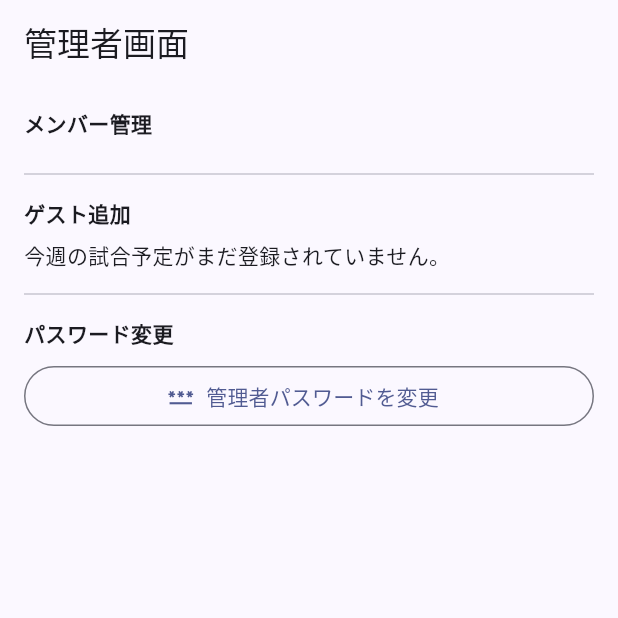
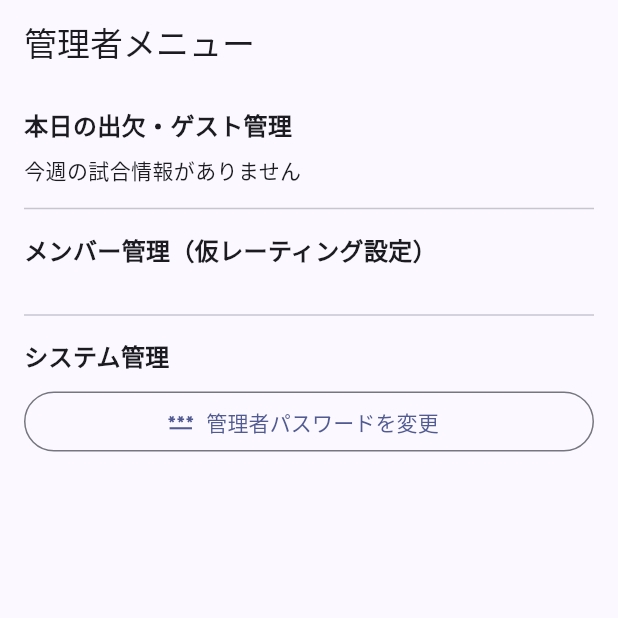
Before and after one commit to locotribe/hgl-order-sheet, a Flutter app: the AdminScreen screen opened directly, on a phone screen of 412 x 824 dp, the top half of it. Run offline on Flutter 3.47's test engine with Material 3 defaults, Android fonts, the phone set to English and light mode, and no system bars; our stand-ins replace cloud_firestore, firebase_core; missing offline and left inert: dart:js_interop; accounts and stored records are empty; generated files the repository leaves out were written again.

Commit message:
feat: オーダー自動編成アルゴリズムと管理者機能の拡充
- A-1: 出場上限、ペア制限、先攻後攻のリーグ規定を遵守する自動編成ロジックの実装
- B-5: 管理者画面からのゲスト追加・削除機能の実装
- B-6: 新規メンバーの仮レート手入力に対する入力バリデーションの追加
- 管理者画面から既存メンバーの出欠ステータスを強制的に切り替える機能を追加
- 自動編成アルゴリズムに対する単体テスト（3名ケース、規定違反ゼロの検証等）の追加

```diff
--- a/lib/screens/admin_screen.dart
+++ b/lib/screens/admin_screen.dart
@@ -1,13 +1,15 @@
+// [修正] 管理者機能（メンバーの出欠手動切り替え追加） (v.1.2)
 import 'package:flutter/material.dart';
-
+import '../models/guest.dart';
 import '../models/player.dart';
 import '../models/week.dart';
+import '../models/attendance.dart';
 import '../services/repositories/config_repository.dart';
 import '../services/repositories/guest_repository.dart';
 import '../services/repositories/player_repository.dart';
 import '../services/repositories/week_repository.dart';
+import '../services/repositories/attendance_repository.dart';
 
-/// 画面4：管理者画面 — SPEC.md §4
 class AdminScreen extends StatefulWidget {
   const AdminScreen({super.key});
 
@@ -20,19 +22,30 @@ class _AdminScreenState extends State<AdminScreen> {
   final _guestRepository = GuestRepository();
   final _weekRepository = WeekRepository();
   final _configRepository = ConfigRepository();
+  final _attendanceRepository = AttendanceRepository();
 
   Future<void> _editManualRating(Player player) async {
     final controller = TextEditingController(
       text: (player.manualRating ?? player.rating).toString(),
     );
+    final formKey = GlobalKey<FormState>();
+
     final result = await showDialog<double>(
       context: context,
       builder: (context) => AlertDialog(
-        title: Text('${player.kanjiName} のレート手入力'),
-        content: TextField(
+        title: Text('${player.kanjiName} のレーティング手入力'),
+        content: Form(
+          key: formKey,
+          child: TextFormField(
             controller: controller,
             keyboardType: const TextInputType.numberWithOptions(decimal: true),
-          decoration: const InputDecoration(labelText: 'レート'),
+            decoration: const InputDecoration(labelText: '仮レーティング'),
+            validator: (v) {
+              if (v == null || v.trim().isEmpty) return 'レーティングを入力してください';
+              if (double.tryParse(v) == null) return '数値を正しく入力してください';
+              return null;
+            },
+          ),
         ),
         actions: [
           TextButton(
@@ -41,7 +54,8 @@ class _AdminScreenState extends State<AdminScreen> {
           ),
           FilledButton(
             onPressed: () {
-              final value = double.tryParse(controller.text);
+              if (!formKey.currentState!.validate()) return;
+              final value = double.parse(controller.text);
               Navigator.of(context).pop(value);
             },
             child: const Text('保存'),
@@ -49,6 +63,7 @@ class _AdminScreenState extends State<AdminScreen> {
         ],
       ),
     );
+
     if (result == null) return;
     await _playerRepository.setManualRating(
       playerId: player.id,
@@ -60,10 +75,11 @@ class _AdminScreenState extends State<AdminScreen> {
     final nameController = TextEditingController();
     final ratingController = TextEditingController();
     final formKey = GlobalKey<FormState>();
+
     final confirmed = await showDialog<bool>(
       context: context,
       builder: (context) => AlertDialog(
-        title: const Text('ゲスト追加（その日限り）'),
+        title: const Text('ゲスト追加'),
         content: Form(
           key: formKey,
           child: Column(
@@ -77,14 +93,10 @@ class _AdminScreenState extends State<AdminScreen> {
               ),
               TextFormField(
                 controller: ratingController,
-                keyboardType: const TextInputType.numberWithOptions(
-                  decimal: true,
-                ),
-                decoration: const InputDecoration(labelText: 'レート（必須）'),
+                keyboardType: const TextInputType.numberWithOptions(decimal: true),
+                decoration: const InputDecoration(labelText: 'レーティング'),
                 validator: (v) {
-                  if (v == null || double.tryParse(v) == null) {
-                    return 'レートを数値で入力してください';
-                  }
+                  if (v == null || double.tryParse(v) == null) return '正しい数値を入力してください';
                   return null;
                 },
               ),
@@ -106,6 +118,7 @@ class _AdminScreenState extends State<AdminScreen> {
         ],
       ),
     );
+
     if (confirmed != true) return;
     await _guestRepository.add(
       weekId: week.id,
@@ -132,79 +145,139 @@ class _AdminScreenState extends State<AdminScreen> {
           ),
           FilledButton(
             onPressed: () => Navigator.of(context).pop(true),
-            child: const Text('変更する'),
+            child: const Text('変更'),
           ),
         ],
       ),
     );
+
     if (confirmed != true || controller.text.isEmpty) return;
     await _configRepository.changePassword(controller.text);
     if (mounted) {
-      ScaffoldMessenger.of(
-        context,
-      ).showSnackBar(const SnackBar(content: Text('パスワードを変更しました')));
+      ScaffoldMessenger.of(context).showSnackBar(const SnackBar(content: Text('パスワードを変更しました')));
     }
   }
 
   @override
   Widget build(BuildContext context) {
     return Scaffold(
-      appBar: AppBar(title: const Text('管理者画面')),
-      body: ListView(
+      appBar: AppBar(title: const Text('管理者メニュー')),
+      body: StreamBuilder<Week?>(
+        stream: _weekRepository.watchCurrentWeek(),
+        builder: (context, weekSnap) {
+          final week = weekSnap.data;
+
+          return StreamBuilder<List<Player>>(
+            stream: _playerRepository.watchAll(),
+            builder: (context, playersSnap) {
+              final players = playersSnap.data ?? [];
+
+              return ListView(
                 padding: const EdgeInsets.all(16),
                 children: [
-          const Text('メンバー管理', style: TextStyle(fontWeight: FontWeight.bold)),
+                  const Text('本日の出欠・ゲスト管理', style: TextStyle(fontWeight: FontWeight.bold, fontSize: 16)),
                   const SizedBox(height: 8),
-          StreamBuilder<List<Player>>(
-            stream: _playerRepository.watchAll(),
-            builder: (context, snap) {
-              final players = snap.data ?? [];
-              return Column(
+                  if (week == null)
+                    const Text('今週の試合情報がありません')
+                  else ...[
+                    StreamBuilder<List<Attendance>>(
+                      stream: _attendanceRepository.watchAll(week.id),
+                      builder: (context, attSnap) {
+                        final attendance = attSnap.data ?? [];
+                        final presentIds = attendance.where((a) => a.present).map((a) => a.playerId).toSet();
+
+                        return Card(
+                          child: Column(
+                            children: [
+                              for (final p in players)
+                                SwitchListTile(
+                                  title: Text(p.kanjiName),
+                                  subtitle: Text(
+                                    presentIds.contains(p.id) ? '参加' : '未参加',
+                                    style: TextStyle(color: presentIds.contains(p.id) ? Colors.green : Colors.grey),
+                                  ),
+                                  value: presentIds.contains(p.id),
+                                  onChanged: (val) {
+                                    _attendanceRepository.setPresent(
+                                      weekId: week.id,
+                                      playerId: p.id,
+                                      present: val,
+                                    );
+                                  },
+                                ),
+                            ],
+                          ),
+                        );
+                      },
+                    ),
+                    const SizedBox(height: 16),
+                    FilledButton.icon(
+                      icon: const Icon(Icons.person_add),
+                      label: const Text('本日のゲストを追加'),
+                      onPressed: () => _addGuest(week),
+                    ),
+                    const SizedBox(height: 8),
+                    StreamBuilder<List<Guest>>(
+                      stream: _guestRepository.watchAll(week.id),
+                      builder: (context, guestSnap) {
+                        final guests = guestSnap.data ?? [];
+                        if (guests.isEmpty) return const SizedBox.shrink();
+                        return Card(
+                          child: Column(
+                            children: [
+                              for (final g in guests)
+                                ListTile(
+                                  leading: const Icon(Icons.person_outline),
+                                  title: Text(g.name),
+                                  subtitle: Text('レーティング: ${g.rating.toStringAsFixed(2)}'),
+                                  trailing: IconButton(
+                                    icon: const Icon(Icons.delete, color: Colors.red),
+                                    onPressed: () => _guestRepository.remove(weekId: week.id, guestId: g.id),
+                                  ),
+                                ),
+                            ],
+                          ),
+                        );
+                      },
+                    ),
+                  ],
+                  const Divider(height: 32),
+                  const Text('メンバー管理（仮レーティング設定）', style: TextStyle(fontWeight: FontWeight.bold, fontSize: 16)),
+                  const SizedBox(height: 8),
+                  Card(
+                    child: Column(
                       children: [
                         for (final p in players)
                           ListTile(
                             title: Text(p.kanjiName),
                             subtitle: Text(
                               p.isProvisional
-                            ? '暫定レート: ${p.effectiveStats01.toStringAsFixed(2)}'
-                            : 'レート: ${p.rating.toStringAsFixed(2)}',
+                                  ? '仮レーティング: ${p.effectiveStats01.toStringAsFixed(2)}'
+                                  : 'レーティング: ${p.rating.toStringAsFixed(2)}',
                             ),
                             trailing: IconButton(
                               icon: const Icon(Icons.edit),
-                        tooltip: 'レート手入力',
+                              tooltip: 'レーティングを手入力',
                               onPressed: () => _editManualRating(p),
                             ),
                           ),
                       ],
-              );
-            },
+                    ),
                   ),
                   const Divider(height: 32),
-          const Text('ゲスト追加', style: TextStyle(fontWeight: FontWeight.bold)),
-          const SizedBox(height: 8),
-          StreamBuilder<Week?>(
-            stream: _weekRepository.watchCurrentWeek(),
-            builder: (context, snap) {
-              final week = snap.data;
-              if (week == null) {
-                return const Text('今週の試合予定がまだ登録されていません。');
-              }
-              return FilledButton.icon(
-                icon: const Icon(Icons.person_add),
-                label: const Text('今週のゲストを追加'),
-                onPressed: () => _addGuest(week),
-              );
-            },
-          ),
-          const Divider(height: 32),
-          const Text('パスワード変更', style: TextStyle(fontWeight: FontWeight.bold)),
+                  const Text('システム管理', style: TextStyle(fontWeight: FontWeight.bold, fontSize: 16)),
                   const SizedBox(height: 8),
                   OutlinedButton.icon(
                     icon: const Icon(Icons.password),
                     label: const Text('管理者パスワードを変更'),
                     onPressed: _changePassword,
                   ),
+                  const SizedBox(height: 32),
                 ],
+              );
+            },
+          );
+        },
       ),
     );
   }
```
Also changed, not shown: lib/logic/assignment_engine.dart (+40 -22 lines), pubspec.yaml (+3 -71 lines), 1 other file. Lines whose indentation alone changed are shown as unchanged.
